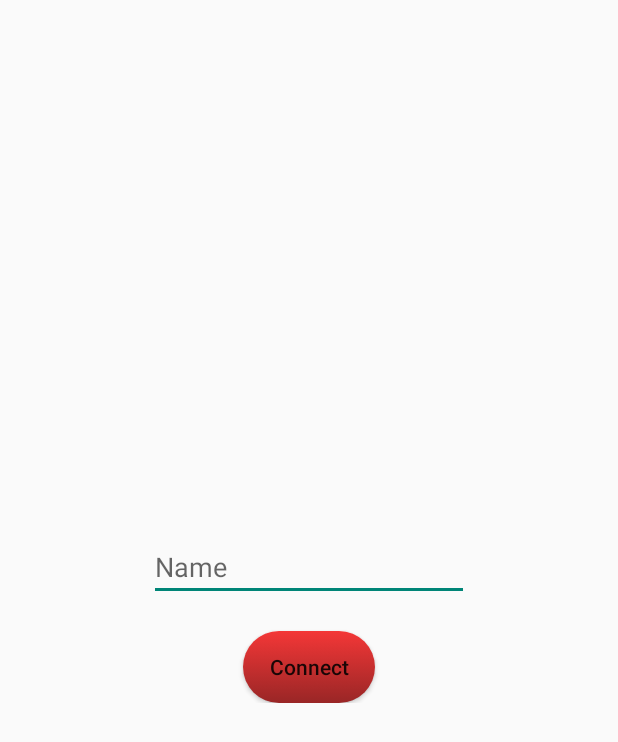
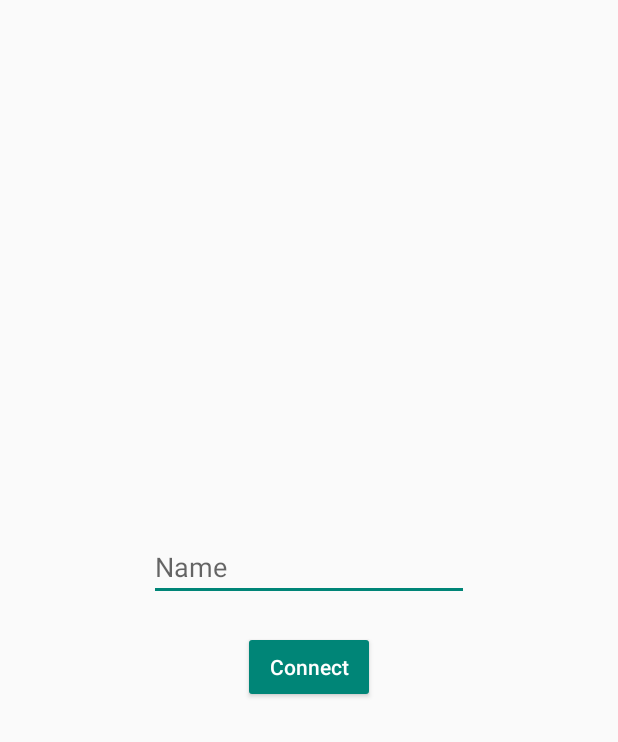
Before and after one commit to zoxal/7ate9-client, an Android app: the screen it shows after launch (MainActivity), on a phone screen of 412 x 824 dp. Shown: the top 742 px of the screen. Run offline under Robolectric (Android 15) with nearby library versions, the phone set to English and light mode, and no system bars; libraries missing offline, so code that uses them is left out: com.crashlytics.android, io.fabric.sdk, io.netty.bootstrap, io.netty.buffer, io.netty.channel and 2 more; 5 statements that could not run were skipped.

Commit message:
Changed ConnectButton style.

```diff
--- a/app/src/main/AndroidManifest.xml
+++ b/app/src/main/AndroidManifest.xml
@@ -52,6 +52,8 @@
             android:name="io.fabric.ApiKey"
             android:value="4105998427a115f63abdde2ae901d1a80bfe904c"/>
 
+        <activity android:name=".IpSettingsActivity">
+        </activity>
     </application>
 
 </manifest>
--- a/app/src/main/java/com/yatty/sevenatenine/client/MainActivity.java
+++ b/app/src/main/java/com/yatty/sevenatenine/client/MainActivity.java
@@ -14,7 +14,6 @@ import android.view.View;
 import android.view.WindowManager;
 import android.widget.Button;
 import android.widget.EditText;
-import android.widget.ImageView;
 import android.widget.Toast;
 
 import com.crashlytics.android.Crashlytics;
@@ -43,6 +42,15 @@ public class MainActivity extends AppCompatActivity {
                 mConnectButton);
         mNettyClient = NettyClient.getInstance();
         mNettyClient.setHandler(mainActivityHandler);
+
+        mConnectButton.setOnLongClickListener(new View.OnLongClickListener(){
+
+            @Override
+            public boolean onLongClick(View v) {
+
+                return false;
+            }
+        });
 
         mConnectButton.setOnClickListener(new View.OnClickListener() {
             @Override
--- a/app/src/main/res/layout/activity_main.xml
+++ b/app/src/main/res/layout/activity_main.xml
@@ -23,12 +23,13 @@
 
         <Button
             android:id="@+id/button_connect"
+            style="@style/ButtonStyle"
             android:layout_width="wrap_content"
             android:layout_height="wrap_content"
             android:layout_gravity="center"
-            android:background="@drawable/shape_button"
             android:text="@string/action_connect"
             android:textAllCaps="false"/>
+
 
     </LinearLayout>
 
--- a/app/src/main/res/values/colors.xml
+++ b/app/src/main/res/values/colors.xml
@@ -8,4 +8,5 @@
     <color name="transparency">#80000000</color>
     <color name="colorButtonGradientStart">#992626</color>
     <color name="colorButtonGradientEnd">#f43737</color>
+    <color name="colorMain">#00C900</color>
 </resources>
--- a/app/src/main/res/values/styles.xml
+++ b/app/src/main/res/values/styles.xml
@@ -19,6 +19,9 @@
         <item name="android:textColor">@color/black</item>
     </style>
 
+    <style name="ButtonStyle" parent="Widget.AppCompat.Button.Colored">
+    </style>
+
     <style name="ImageButtonStyleCard" parent="Base.Widget.AppCompat.ImageButton">
         <item name="android:layout_width">62dp</item>
         <item name="android:layout_height">90dp</item>
```
Also changed, not shown: app/src/main/java/com/yatty/sevenatenine/client/IpSettingsActivity.java (added, +13 -0 lines), app/src/main/res/layout/activity_ip_settings.xml (added, +10 -0 lines).
